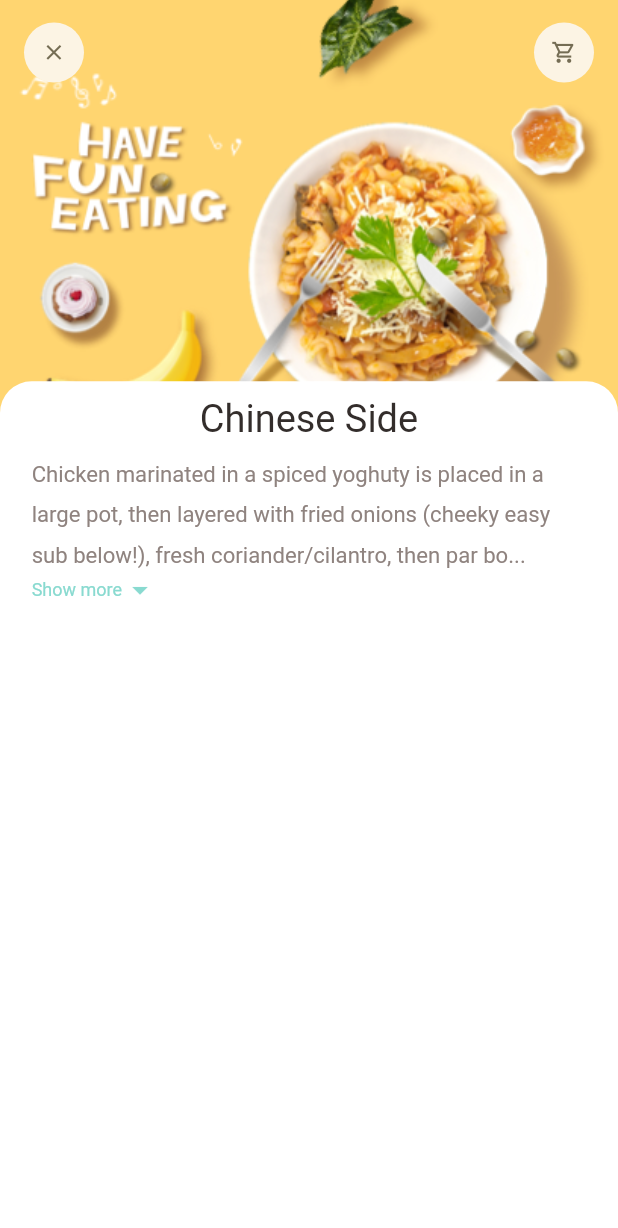
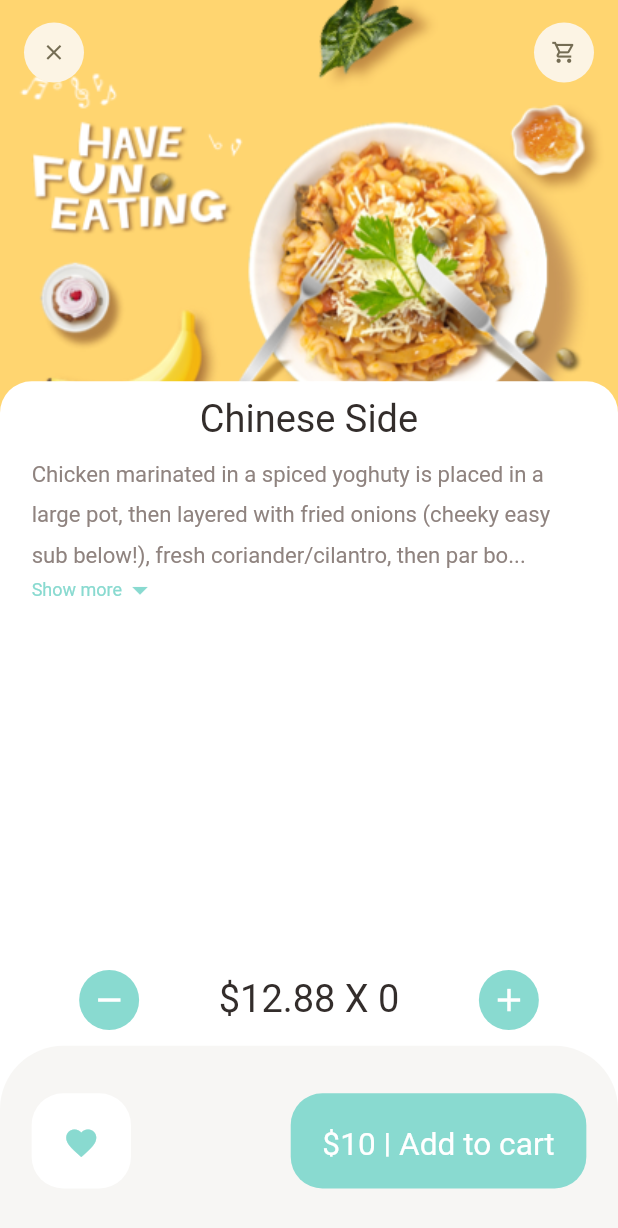
Before and after one commit to Bepo0328/food_delivery_app, a Flutter app: the screen it shows after launch, on a phone screen of 412 x 824 dp. Shown: the top 1228 px of the screen. Run offline on Flutter 3.47's test engine with Material 2 defaults, Android fonts, the phone set to English and light mode, and no system bars; our stand-ins replace dots_indicator, get.

Commit message:
FoodDeliveryApp: RecommendedFoodDetail - BottomNavigationBar

```diff
--- a/lib/pages/food/recommended_food_detail.dart
+++ b/lib/pages/food/recommended_food_detail.dart
@@ -79,6 +79,94 @@ class RecommendedFoodDetail extends StatelessWidget {
           ),
         ],
       ),
+      bottomNavigationBar: Column(
+        mainAxisSize: MainAxisSize.min,
+        children: [
+          Container(
+            padding: EdgeInsets.symmetric(
+              vertical: Dimenstions.height10,
+              horizontal: Dimenstions.width20 * 2.5,
+            ),
+            child: Row(
+              mainAxisAlignment: MainAxisAlignment.spaceBetween,
+              children: [
+                AppIcon(
+                  icon: Icons.remove,
+                  backgroundColor: AppColors.mainColor,
+                  iconColor: Colors.white,
+                  iconSize: Dimenstions.iconSize24,
+                ),
+                BigText(
+                  text: '\$12.88 X 0',
+                  color: AppColors.mainBlackColor,
+                  size: Dimenstions.font24,
+                ),
+                AppIcon(
+                  icon: Icons.add,
+                  backgroundColor: AppColors.mainColor,
+                  iconColor: Colors.white,
+                  iconSize: Dimenstions.iconSize24,
+                ),
+              ],
+            ),
+          ),
+          Container(
+            padding: EdgeInsets.symmetric(
+              vertical: Dimenstions.height30,
+              horizontal: Dimenstions.width20,
+            ),
+            height: Dimenstions.bottomHeightBar,
+            decoration: BoxDecoration(
+              borderRadius: BorderRadius.only(
+                topLeft: Radius.circular(
+                  Dimenstions.radius20 * 2,
+                ),
+                topRight: Radius.circular(
+                  Dimenstions.radius20 * 2,
+                ),
+              ),
+              color: AppColors.buttonBackgroundColor,
+            ),
+            child: Row(
+              mainAxisAlignment: MainAxisAlignment.spaceBetween,
+              children: [
+                Container(
+                  padding: EdgeInsets.symmetric(
+                    vertical: Dimenstions.height20,
+                    horizontal: Dimenstions.width20,
+                  ),
+                  decoration: BoxDecoration(
+                    borderRadius: BorderRadius.circular(
+                      Dimenstions.radius20,
+                    ),
+                    color: Colors.white,
+                  ),
+                  child: const Icon(
+                    Icons.favorite,
+                    color: AppColors.mainColor,
+                  ),
+                ),
+                Container(
+                  padding: EdgeInsets.symmetric(
+                    vertical: Dimenstions.height20,
+                    horizontal: Dimenstions.width20,
+                  ),
+                  decoration: BoxDecoration(
+                    borderRadius: BorderRadius.circular(
+                      Dimenstions.radius20,
+                    ),
+                    color: AppColors.mainColor,
+                  ),
+                  child: const BigText(
+                    text: '\$10 | Add to cart',
+                    color: Colors.white,
+                  ),
+                ),
+              ],
+            ),
+          ),
+        ],
+      ),
     );
   }
 }
--- a/lib/widgets/app_icon.dart
+++ b/lib/widgets/app_icon.dart
@@ -6,6 +6,7 @@ class AppIcon extends StatelessWidget {
   final Color backgroundColor;
   final Color iconColor;
   final double size;
+  final double iconSize;
 
   const AppIcon({
     Key? key,
@@ -13,6 +14,7 @@ class AppIcon extends StatelessWidget {
     this.backgroundColor = const Color(0xFFfcf4e4),
     this.iconColor = const Color(0xFF756d54),
     this.size = 40,
+    this.iconSize = 0,
   }) : super(key: key);
 
   @override
@@ -27,7 +29,7 @@ class AppIcon extends StatelessWidget {
       child: Icon(
         icon,
         color: iconColor,
-        size: Dimenstions.iconSize16,
+        size: iconSize == 0 ? Dimenstions.iconSize16 : iconSize,
       ),
     );
   }
```
